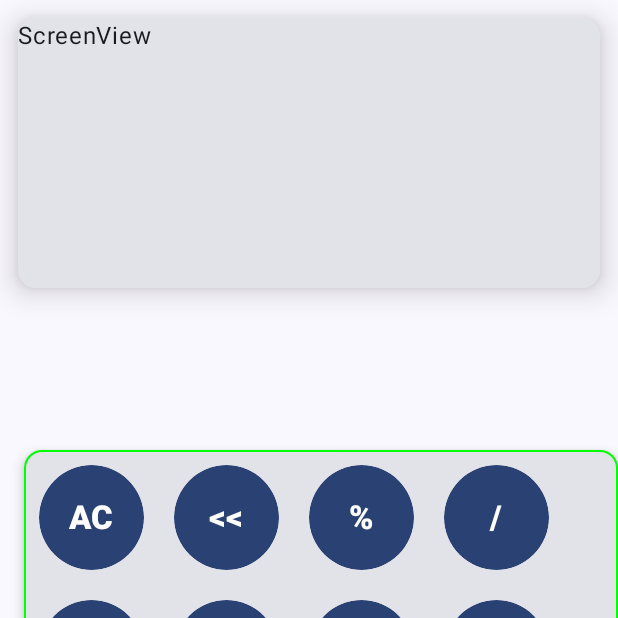
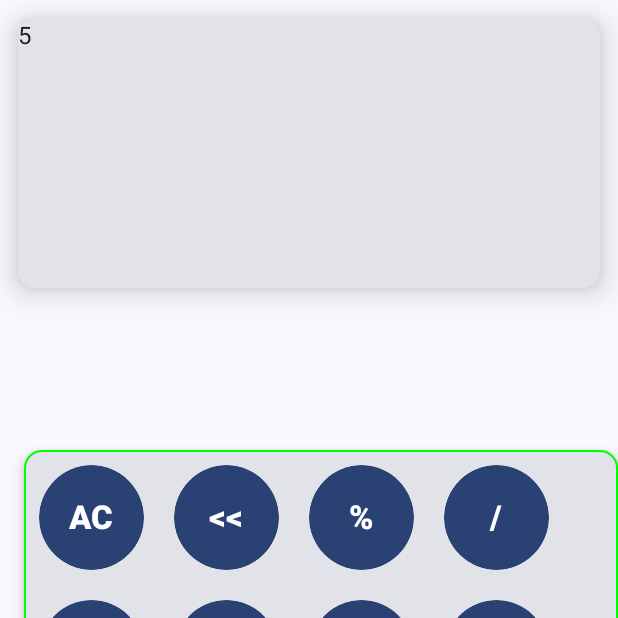
Before and after one commit to gnsgns6/CalcNow, an Android app built with Jetpack Compose: the screen it shows after launch (MainActivity), on a phone screen of 412 x 824 dp, the top half of it. Run offline under Robolectric (Android 15) with nearby library versions, the phone set to English and light mode, and no system bars.

Commit message:
Separated Screen.kt

```diff
--- a/app/src/main/java/com/geniusback/calcnow/MainActivity.kt
+++ b/app/src/main/java/com/geniusback/calcnow/MainActivity.kt
@@ -56,7 +56,7 @@ class MainActivity : ComponentActivity() {
                         .fillMaxWidth()
                         .horizontalScroll(state = rememberScrollState())
                 ) {
-                    ScreenView()
+                    ScreenView("5")
                     KeyView()
                     val a = Calc("LEGACY")
 //                    CalcView(a.calcName("GNEISS"))
--- a/app/src/main/java/com/geniusback/calcnow/ui/theme/Buttons.kt
+++ b/app/src/main/java/com/geniusback/calcnow/ui/theme/Buttons.kt
@@ -45,16 +45,6 @@ import androidx.compose.ui.unit.sp
 import com.geniusback.calcnow.ui.theme.*
 import com.geniusback.calcnow.ui.theme.CalcNowTheme
 
-@Composable
-fun ScreenView() {
-    Card(
-        modifier = Modifier
-            .padding(12.dp)
-            .size(height = 180.dp, width = 220.dp),
-        elevation = CardDefaults.cardElevation(defaultElevation = 12.dp)
-    )
-    { Text(text = "ScreenView") }
-}
 
 @Composable
 fun KeyView() {
--- /dev/null
+++ b/app/src/main/java/com/geniusback/calcnow/ui/theme/Screen.kt
@@ -0,0 +1,21 @@
+package com.geniusback.calcnow.ui.theme
+
+import androidx.compose.foundation.layout.padding
+import androidx.compose.foundation.layout.size
+import androidx.compose.material3.Card
+import androidx.compose.material3.CardDefaults
+import androidx.compose.material3.Text
+import androidx.compose.runtime.Composable
+import androidx.compose.ui.Modifier
+import androidx.compose.ui.unit.dp
+
+@Composable
+fun ScreenView( result:String) {
+    Card(
+        modifier = Modifier
+            .padding(12.dp)
+            .size(height = 180.dp, width = 220.dp),
+        elevation = CardDefaults.cardElevation(defaultElevation = 12.dp)
+    )
+    { Text(text = result) }
+}
```
